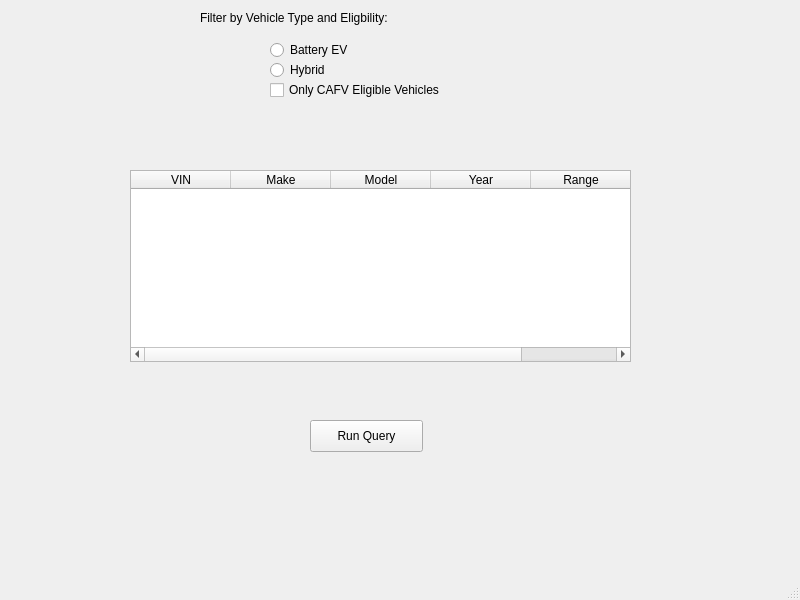
The window that ev_gui.ui (ashmehta/TheQueryCrew) describes before a commit, drawn with Qt 5.
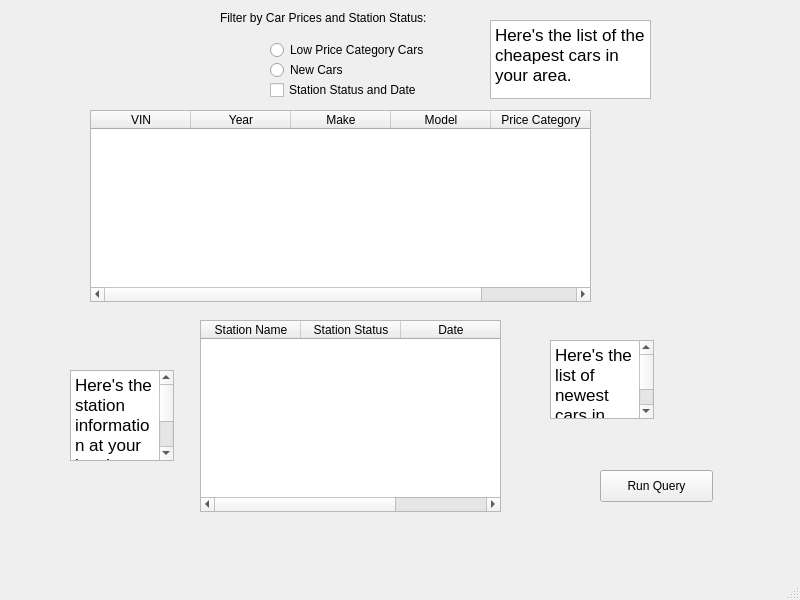
The same window after the commit.

Diff of the .ui file:
```diff
--- a/ev_gui.ui
+++ b/ev_gui.ui
@@ -17,8 +17,8 @@
    <widget class="QTableWidget" name="tableWidget">
     <property name="geometry">
      <rect>
-      <x>130</x>
-      <y>170</y>
+      <x>90</x>
+      <y>110</y>
       <width>501</width>
       <height>192</height>
      </rect>
@@ -31,6 +31,11 @@
       <string>VIN</string>
      </property>
     </column>
+    <column>
+     <property name="text">
+      <string>Year</string>
+     </property>
+    </column>
     <column>
      <property name="text">
       <string>Make</string>
@@ -43,12 +48,7 @@
     </column>
     <column>
      <property name="text">
-      <string>Year</string>
-     </property>
-    </column>
-    <column>
-     <property name="text">
-      <string>Range</string>
+      <string>Price Category</string>
      </property>
     </column>
    </widget>
@@ -62,7 +62,7 @@
      </rect>
     </property>
     <property name="text">
-     <string>Only CAFV Eligible Vehicles</string>
+     <string>Station Status and Date</string>
     </property>
    </widget>
    <widget class="QRadioButton" name="radioButton">
@@ -70,12 +70,12 @@
      <rect>
       <x>270</x>
       <y>40</y>
-      <width>100</width>
+      <width>171</width>
       <height>20</height>
      </rect>
     </property>
     <property name="text">
-     <string>Battery EV</string>
+     <string>Low Price Category Cars</string>
     </property>
    </widget>
    <widget class="QRadioButton" name="radioButton_2">
@@ -88,14 +88,14 @@
      </rect>
     </property>
     <property name="text">
-     <string>Hybrid</string>
+     <string>New Cars</string>
     </property>
    </widget>
    <widget class="QPushButton" name="pushButton">
     <property name="geometry">
      <rect>
-      <x>310</x>
-      <y>420</y>
+      <x>600</x>
+      <y>470</y>
       <width>113</width>
       <height>32</height>
      </rect>
@@ -107,14 +107,90 @@
    <widget class="QLabel" name="label">
     <property name="geometry">
      <rect>
-      <x>200</x>
+      <x>220</x>
       <y>10</y>
-      <width>221</width>
+      <width>241</width>
       <height>16</height>
      </rect>
     </property>
     <property name="text">
-     <string>Filter by Vehicle Type and Eligbility:</string>
+     <string>Filter by Car Prices and Station Status:</string>
+    </property>
+   </widget>
+   <widget class="QTableWidget" name="Station_Info">
+    <property name="geometry">
+     <rect>
+      <x>200</x>
+      <y>320</y>
+      <width>301</width>
+      <height>192</height>
+     </rect>
+    </property>
+    <column>
+     <property name="text">
+      <string>Station Name</string>
+     </property>
+    </column>
+    <column>
+     <property name="text">
+      <string>Station Status</string>
+     </property>
+    </column>
+    <column>
+     <property name="text">
+      <string>Date</string>
+     </property>
+    </column>
+   </widget>
+   <widget class="QTextEdit" name="Station_Info_Status">
+    <property name="geometry">
+     <rect>
+      <x>70</x>
+      <y>370</y>
+      <width>104</width>
+      <height>91</height>
+     </rect>
+    </property>
+    <property name="html">
+     <string>&lt;!DOCTYPE HTML PUBLIC &quot;-//W3C//DTD HTML 4.0//EN&quot; &quot;http://www.w3.org/TR/REC-html40/strict.dtd&quot;&gt;
+&lt;html&gt;&lt;head&gt;&lt;meta name=&quot;qrichtext&quot; content=&quot;1&quot; /&gt;&lt;style type=&quot;text/css&quot;&gt;
+p, li { white-space: pre-wrap; }
+&lt;/style&gt;&lt;/head&gt;&lt;body style=&quot; font-family:'.AppleSystemUIFont'; font-size:13pt; font-weight:400; font-style:normal;&quot;&gt;
+&lt;p style=&quot; margin-top:0px; margin-bottom:0px; margin-left:0px; margin-right:0px; -qt-block-indent:0; text-indent:0px;&quot;&gt;Here's the station information at your local dealership.&lt;/p&gt;&lt;/body&gt;&lt;/html&gt;</string>
+    </property>
+   </widget>
+   <widget class="QTextEdit" name="Newest_Cars">
+    <property name="geometry">
+     <rect>
+      <x>550</x>
+      <y>340</y>
+      <width>104</width>
+      <height>79</height>
+     </rect>
+    </property>
+    <property name="html">
+     <string>&lt;!DOCTYPE HTML PUBLIC &quot;-//W3C//DTD HTML 4.0//EN&quot; &quot;http://www.w3.org/TR/REC-html40/strict.dtd&quot;&gt;
+&lt;html&gt;&lt;head&gt;&lt;meta name=&quot;qrichtext&quot; content=&quot;1&quot; /&gt;&lt;style type=&quot;text/css&quot;&gt;
+p, li { white-space: pre-wrap; }
+&lt;/style&gt;&lt;/head&gt;&lt;body style=&quot; font-family:'.AppleSystemUIFont'; font-size:13pt; font-weight:400; font-style:normal;&quot;&gt;
+&lt;p style=&quot; margin-top:0px; margin-bottom:0px; margin-left:0px; margin-right:0px; -qt-block-indent:0; text-indent:0px;&quot;&gt;Here's the list of newest cars in your area.&lt;/p&gt;&lt;/body&gt;&lt;/html&gt;</string>
+    </property>
+   </widget>
+   <widget class="QTextEdit" name="Cheapest_Cars">
+    <property name="geometry">
+     <rect>
+      <x>490</x>
+      <y>20</y>
+      <width>161</width>
+      <height>79</height>
+     </rect>
+    </property>
+    <property name="html">
+     <string>&lt;!DOCTYPE HTML PUBLIC &quot;-//W3C//DTD HTML 4.0//EN&quot; &quot;http://www.w3.org/TR/REC-html40/strict.dtd&quot;&gt;
+&lt;html&gt;&lt;head&gt;&lt;meta name=&quot;qrichtext&quot; content=&quot;1&quot; /&gt;&lt;style type=&quot;text/css&quot;&gt;
+p, li { white-space: pre-wrap; }
+&lt;/style&gt;&lt;/head&gt;&lt;body style=&quot; font-family:'.AppleSystemUIFont'; font-size:13pt; font-weight:400; font-style:normal;&quot;&gt;
+&lt;p style=&quot; margin-top:0px; margin-bottom:0px; margin-left:0px; margin-right:0px; -qt-block-indent:0; text-indent:0px;&quot;&gt;Here's the list of the cheapest cars in your area.&lt;/p&gt;&lt;/body&gt;&lt;/html&gt;</string>
     </property>
    </widget>
   </widget>
```
Left out of the diff: 2 changed lines with no effect on the pictures.
